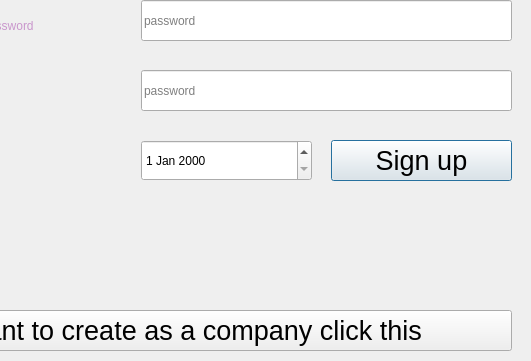
CrazyMeowl/Buck-Tragger-SE-Project, file signup_screen.ui: the form before one commit; both pictures show x 669 to 1200 and y 439 to 800 of the 1200 by 800 pixel window.
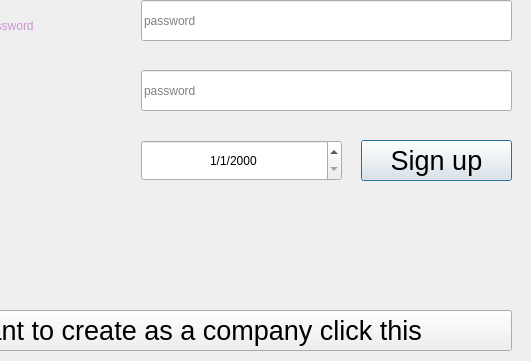
The form after the commit.

```diff
--- a/signup_screen.ui
+++ b/signup_screen.ui
@@ -95,9 +95,9 @@
    <widget class="QPushButton" name="signup_button">
     <property name="geometry">
      <rect>
-      <x>1000</x>
+      <x>1030</x>
       <y>580</y>
-      <width>181</width>
+      <width>151</width>
       <height>41</height>
      </rect>
     </property>
@@ -351,7 +351,7 @@
      <rect>
       <x>810</x>
       <y>580</y>
-      <width>171</width>
+      <width>201</width>
       <height>41</height>
      </rect>
     </property>
@@ -363,6 +363,12 @@
 border-color: rgb(84, 255, 5);
 color: rgb(61, 44, 141);};</string>
     </property>
+    <property name="alignment">
+     <set>Qt::AlignCenter</set>
+    </property>
+    <property name="displayFormat">
+     <string>d/M/yyyy</string>
+    </property>
    </widget>
    <widget class="QLabel" name="label_8">
     <property name="geometry">
```
